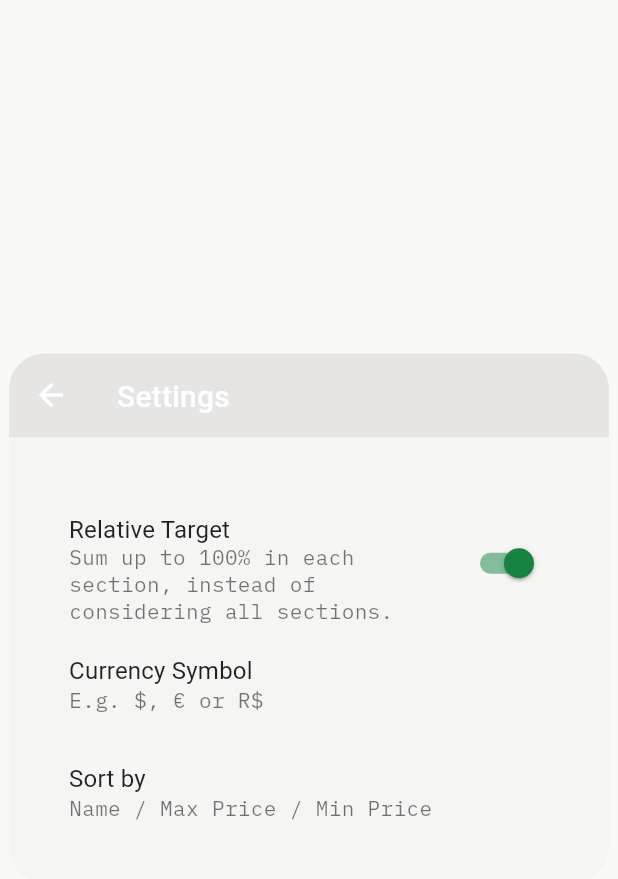
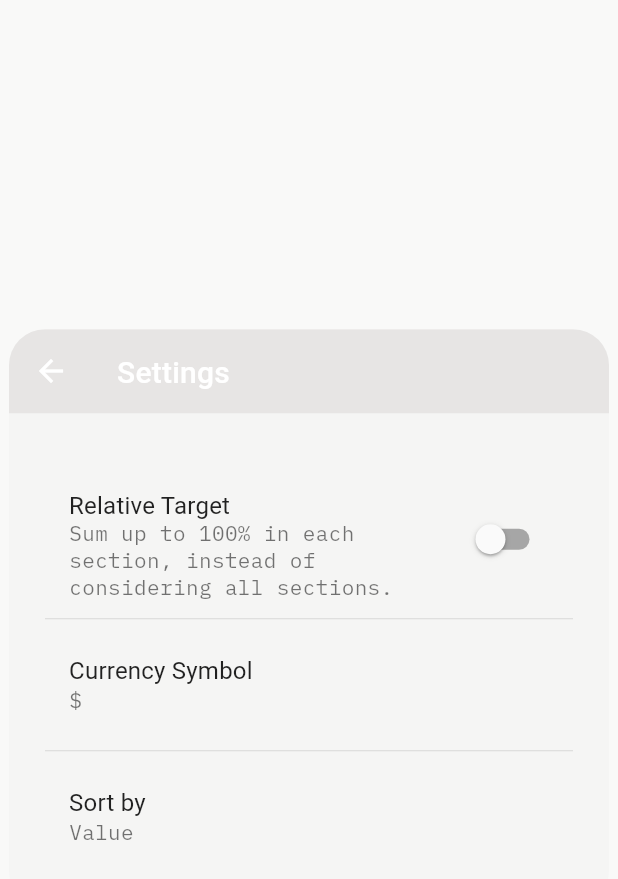
Before and after one commit to bernaferrari/CashBalancer, a Flutter app: the screen it shows after launch, after a tap on the "settings" icon, on a phone screen of 412 x 824 dp. Shown: the top 879 px of the screen. Run offline on Flutter 3.47's test engine with Material 2 defaults, Android fonts, the phone set to English and light mode, and no system bars; our stand-ins replace beamer, bloc, fl_chart, flutter_bloc, flutter_multi_formatter, google_fonts and 5 more; missing offline and left inert: storybook_flutter; generated files the repository leaves out were written again.

Commit message:
Make settings functional. Add pie chart.

```diff
--- a/lib/app/app.dart
+++ b/lib/app/app.dart
@@ -9,9 +9,9 @@ import 'package:google_fonts/google_fonts.dart';
 
 import '../blocs/data_bloc.dart';
 import '../database/database.dart';
-import '../details_screen/crud_group_page.dart';
-import '../details_screen/crud_item_page.dart';
 import '../details_screen/details_page.dart';
+import '../details_screen/group_page.dart';
+import '../details_screen/item_page.dart';
 import '../details_screen/move_item_page.dart';
 import '../l10n/l10n.dart';
 import '../settings/settings_page.dart';
@@ -207,11 +207,10 @@ class App extends StatelessWidget {
                 borderRadius: BorderRadius.circular(24),
               ),
             ),
-            accentColor: const Color(0xff5ae492),
             appBarTheme: const AppBarTheme(color: Color(0xFF13B9FF)),
             typography: Typography.material2018(),
             visualDensity: VisualDensity.standard,
-            applyElevationOverlayColor: true,
+            applyElevationOverlayColor: false,
             elevatedButtonTheme: elevatedButtonTheme,
             outlinedButtonTheme: outlinedButtonTheme,
             textButtonTheme: textButtonTheme,
@@ -230,10 +229,9 @@ class App extends StatelessWidget {
                 borderRadius: BorderRadius.circular(24),
               ),
             ),
-            accentColor: const Color(0xff5ae492),
             typography: Typography.material2018(),
             visualDensity: VisualDensity.standard,
-            applyElevationOverlayColor: true,
+            applyElevationOverlayColor: false,
             elevatedButtonTheme: elevatedButtonTheme,
             outlinedButtonTheme: outlinedButtonTheme,
             textButtonTheme: textButtonTheme,
--- a/lib/blocs/data_bloc.dart
+++ b/lib/blocs/data_bloc.dart
@@ -1,6 +1,8 @@
 import 'dart:async';
 
 import 'package:bloc/bloc.dart';
+import 'package:rx_shared_preferences/rx_shared_preferences.dart';
+import 'package:shared_preferences/shared_preferences.dart';
 
 import '../database/data.dart';
 import '../database/database.dart';
@@ -11,9 +13,7 @@ class DataCubit extends Cubit<FullData?> {
   late final StreamSubscription<FullData> _currentEntries;
 
   DataCubit(this.db) : super(null) {
-    db.getDefaultUser().then((userId) {
-      _currentEntries = db.watchGroups(userId).listen(emit);
-    });
+    initData();
   }
 
   @override
@@ -21,4 +21,20 @@ class DataCubit extends Cubit<FullData?> {
     _currentEntries.cancel();
     return super.close();
   }
+
+  Future<void> initData() async {
+    final int userId = await db.getDefaultUser();
+
+    _currentEntries = db.watchGroups(userId).listen(emit);
+  }
+
+  Future<Map<String, dynamic>> getData() async {
+    SharedPreferences prefs = await SharedPreferences.getInstance();
+
+    int counter = (prefs.getInt('counter') ?? 0) + 1;
+    print('Pressed $counter times.');
+    await prefs.setInt('counter', counter);
+
+    return {};
+  }
 }
--- a/lib/database/data.dart
+++ b/lib/database/data.dart
@@ -43,10 +43,12 @@ class FullData {
     required this.allItems,
     required this.groupedItems,
     required this.groupsMap,
+    required this.settings,
   });
 
   final int userId;
   final double totalValue;
+  final SettingsData settings;
 
   // List of Items
   final List<ItemData> allItems;
@@ -57,3 +59,15 @@ class FullData {
   // groupID -> Groups
   final Map<int, GroupData> groupsMap;
 }
+
+class SettingsData {
+  const SettingsData({
+    required this.relativeTarget,
+    required this.currencySymbol,
+    required this.sortBy,
+  });
+
+  final bool relativeTarget;
+  final String currencySymbol;
+  final int sortBy;
+}
--- a/lib/database/database.dart
+++ b/lib/database/database.dart
@@ -1,8 +1,10 @@
 // don't import moor_web.dart or moor_flutter/moor_flutter.dart in shared code
+import 'dart:collection';
 import 'dart:ui';
 
 import 'package:moor/moor.dart';
 import 'package:moor_flutter/moor_flutter.dart';
+import 'package:rx_shared_preferences/rx_shared_preferences.dart';
 import 'package:rxdart/rxdart.dart';
 
 import '../util/get_color_by_quantile.dart';
@@ -82,8 +84,34 @@ class Database extends _$Database {
     final itemsQuery = select(items)
       ..where((item) => item.userId.equals(userId));
 
-    return Rx.combineLatest2<List<Group>, List<Item>, FullData>(
-        groupsQuery.watch(), itemsQuery.watch(), (groupList, itemsList) {
+    final rxPrefs = RxSharedPreferences.getInstance();
+    final relativeTargetStream = rxPrefs.getBoolStream('relativeTarget');
+    final currencySymbolStream = rxPrefs.getStringStream('currencySymbol');
+    final sortBy = rxPrefs.getIntStream('sortBy');
+
+    final settingsData = Rx.combineLatest3<bool?, String?, int?, SettingsData>(
+        relativeTargetStream, currencySymbolStream, sortBy, (
+      relativeTarget,
+      currencySymbol,
+      sortBy,
+    ) {
+      // if (relativeTarget == null || currencySymbol == null || sortBy == null) {
+      //   return null;
+      // }
+
+      print(
+          "relativeTarget: $relativeTarget, currencySymbol: $currencySymbol, sortBy: $sortBy");
+
+      return SettingsData(
+        relativeTarget: relativeTarget ?? false,
+        currencySymbol: currencySymbol ?? "\$",
+        sortBy: sortBy ?? 0,
+      );
+    });
+
+    return Rx.combineLatest3<List<Group>, List<Item>, SettingsData, FullData>(
+        groupsQuery.watch(), itemsQuery.watch(), settingsData,
+        (groupList, itemsList, settings) {
       final List<Item> sortedItems = [...itemsList]..sort((a, b) {
           return (b.price * b.quantity).compareTo((a.price * a.quantity));
         });
@@ -116,6 +144,22 @@ class Database extends _$Database {
               ))
           .toList();
 
+      // Keep the Groups sorted, so the front can just display them.
+      final List<GroupData> sortedGroupsList;
+      if (settings.sortBy == 0) {
+        sortedGroupsList = groupsMap.values.toList()
+          ..sort((a, b) => b.totalValue.compareTo(a.totalValue));
+      } else {
+        sortedGroupsList = groupsMap.values.toList()
+          ..sort((a, b) => a.name.compareTo(b.name));
+      }
+
+      final LinkedHashMap<int, GroupData> sortedGroupsMap = LinkedHashMap();
+
+      for (var group in sortedGroupsList) {
+        sortedGroupsMap[group.id] = group;
+      }
+
       final Map<int, List<ItemData>> groupedItemData =
           groupItemDataByGroupID(allItemData);
 
@@ -124,7 +168,8 @@ class Database extends _$Database {
         totalValue: totalValue,
         allItems: allItemData,
         groupedItems: groupedItemData,
-        groupsMap: groupsMap,
+        groupsMap: sortedGroupsMap,
+        settings: settings,
       );
     });
   }
--- a/lib/details_screen/crud_item_page.dart
+++ b/lib/details_screen/item_page.dart
@@ -332,7 +332,7 @@ class _CRUDItemPageState extends State<CRUDItemPage> {
   void onChanged([String? value]) {
     final moneyValue = double.tryParse(moneyEditingController.text) ?? 0;
 
-    late final String finalPercent;
+    final String finalPercent;
     if (moneyValue == 0 && widget.totalValue == 0) {
       finalPercent = '0';
     } else if (widget.previousItem == null) {
--- a/lib/settings/settings_page.dart
+++ b/lib/settings/settings_page.dart
@@ -1,38 +1,69 @@
+import 'package:cash_balancer/blocs/data_bloc.dart';
+import 'package:cash_balancer/database/data.dart';
+import 'package:cash_balancer/l10n/l10n.dart';
+import 'package:cash_balancer/settings/sort_by_dialog.dart';
 import 'package:flutter/material.dart';
+import 'package:flutter_bloc/flutter_bloc.dart';
+import 'package:rx_shared_preferences/rx_shared_preferences.dart';
 
 import '../widgets/dialog_screen_base.dart';
+import 'currency_symbol_dialog.dart';
 
 class SettingsPage extends StatelessWidget {
   const SettingsPage({Key? key}) : super(key: key);
 
   @override
   Widget build(BuildContext context) {
+    return BlocBuilder<DataCubit, FullData?>(
+      builder: (context, state) {
+        if (state == null) {
+          return const SizedBox();
+        }
+
+        final rxPrefs = RxSharedPreferences.getInstance();
+
         return DialogScreenBase(
           colorName: 'warmGray',
-      appBarTitle: "Settings",
+          appBarTitle: AppLocalizations.of(context).settings,
           children: [
             const SizedBox(height: 24),
             SwitchListTile(
-          title: const Text("Relative Target"),
+              title: Text(AppLocalizations.of(context).relativeTarget),
               subtitle: const Text(
                 "Sum up to 100% in each section, instead of considering all sections.",
               ),
-          value: true,
-          onChanged: (value) {},
+              value: state.settings.relativeTarget,
+              onChanged: (value) {
+                rxPrefs.setBool("relativeTarget", value);
+              },
             ),
-        const ListTile(
-          title: Text("Currency Symbol"),
-          subtitle: Text(
-            "E.g. \$, € or R\$",
+            const Divider(),
+            ListTile(
+              title: Text(AppLocalizations.of(context).currencySymbol),
+              subtitle: Text(state.settings.currencySymbol),
+              onTap: () {
+                showDialog<Object>(
+                  context: context,
+                  builder: (_) => CurrencySymbolDialog(
+                      initialValue: state.settings.currencySymbol),
+                );
+              },
             ),
-        ),
-        const ListTile(
-          title: Text("Sort by"),
-          subtitle: Text(
-            "Name / Max Price / Min Price",
-          ),
+            const Divider(),
+            ListTile(
+              title: Text(AppLocalizations.of(context).sortBy),
+              subtitle: Text(getSortByString(context, state.settings.sortBy)),
+              onTap: () {
+                showDialog<Object>(
+                  context: context,
+                  builder: (_) =>
+                      SortByDialog(initialValue: state.settings.sortBy),
+                );
+              },
             ),
           ],
         );
+      },
+    );
   }
 }
```
Also changed, not shown: lib/details_screen/details_page.dart (+43 -29 lines), lib/details_screen/group_page.dart (renamed from lib/details_screen/crud_group_page.dart, +9 -5 lines), lib/details_screen/move_item_page.dart (+0 -9 lines), lib/details_screen/pie_chart.dart (added, +111 -0 lines), lib/l10n/arb/app_en.arb (+7 -0 lines), lib/settings/currency_symbol_dialog.dart (added, +93 -0 lines), lib/settings/sort_by_dialog.dart (added, +98 -0 lines), pubspec.yaml (+5 -2 lines), pubspec.lock, 2 other files. Lines whose indentation alone changed are shown as unchanged.
